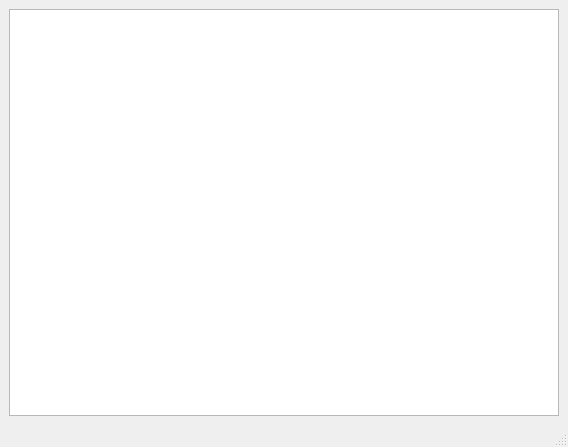
First picture: the form in src/mainwindow.ui, repository zdenop/Qt-Leptonica, before the edit.
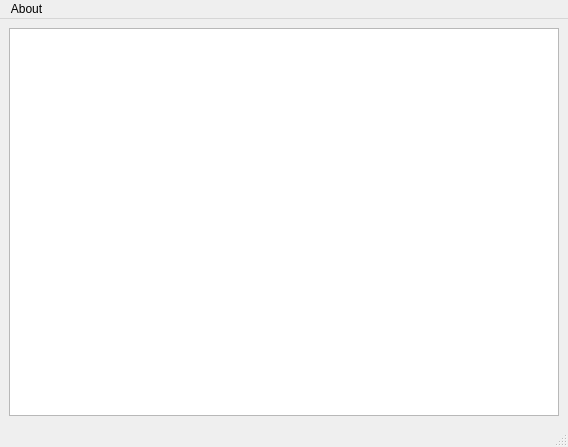
Second picture: the form after the edit.

Commit message: implement about menu

Diff of the .ui file:
```diff
--- a/src/mainwindow.ui
+++ b/src/mainwindow.ui
@@ -33,6 +33,14 @@
      <height>21</height>
     </rect>
    </property>
+   <widget class="QMenu" name="menuAbout">
+    <property name="title">
+     <string>About</string>
+    </property>
+    <addaction name="actionAbout"/>
+    <addaction name="actionAbout_Qt"/>
+   </widget>
+   <addaction name="menuAbout"/>
   </widget>
   <widget class="QStatusBar" name="statusbar"/>
   <action name="actionOpen">
```
Left out of the diff: 6 changed lines with no effect on the pictures. The commit also changes 3 other files.
